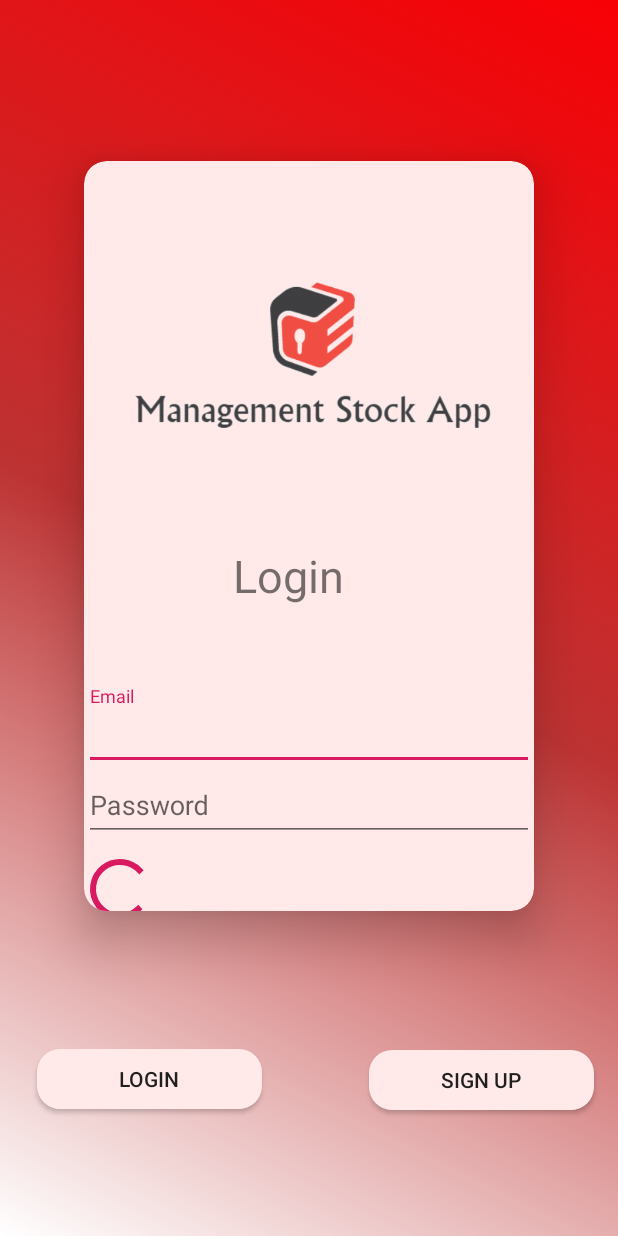
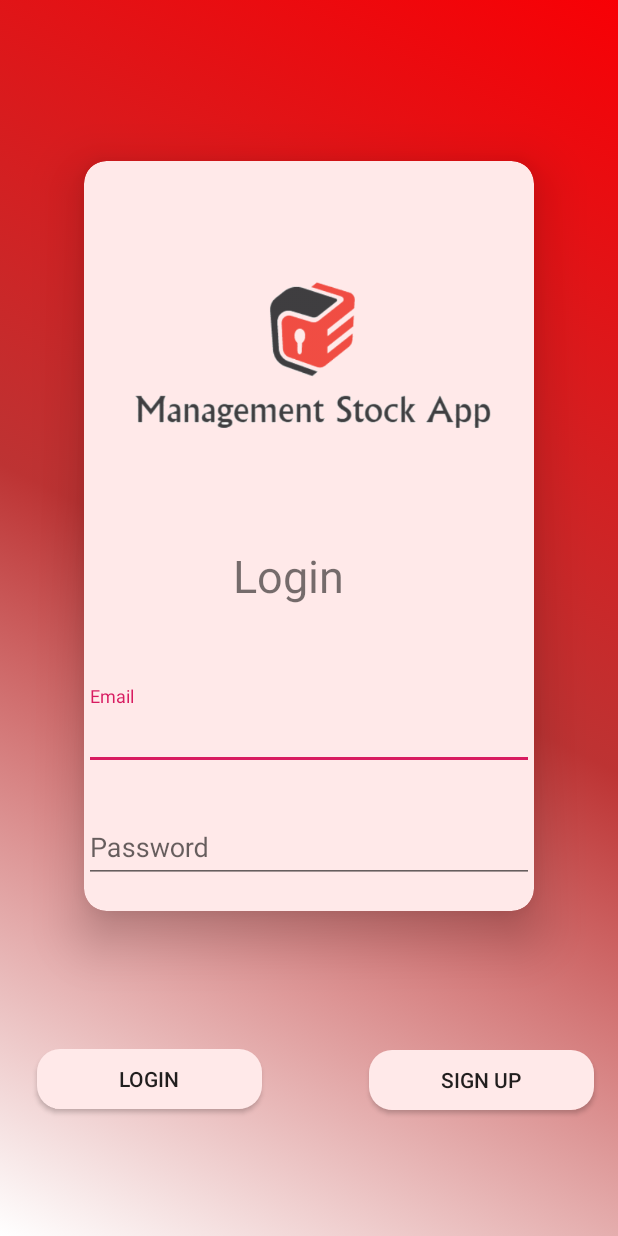
Before and after one commit to Sekte-StackOverflow/Management-Stock, an Android app: the layout fragment_login.xml on its own in the app's theme, with its tools: preview values and no code run, on a phone screen of 412 x 824 dp. Run offline under Robolectric (Android 15) with nearby library versions, the phone set to English and light mode, and no system bars.

Commit message:
login layout

```diff
--- a/app/src/main/java/com/example/management_stock_app/Actitvity/LoginActivity.java
+++ b/app/src/main/java/com/example/management_stock_app/Actitvity/LoginActivity.java
@@ -13,6 +13,7 @@ import com.example.management_stock_app.R;
 public class LoginActivity extends AppCompatActivity implements
         RegisterFragment.OnFragmentInteractionListener,
         LoginFragment.OnFragmentInteractionListener {
+
 
     @Override
     protected void onCreate(Bundle savedInstanceState) {
--- a/app/src/main/res/layout/fragment_login.xml
+++ b/app/src/main/res/layout/fragment_login.xml
@@ -96,16 +96,6 @@
                     tools:layout_editor_absoluteX="35dp"
                     tools:layout_editor_absoluteY="405dp" />
 
-                <ProgressBar
-                    android:id="@+id/progressBar3"
-                    style="?android:attr/progressBarStyle"
-                    android:layout_width="wrap_content"
-                    android:layout_height="wrap_content"
-                    android:layout_marginTop="8dp"
-                    app:layout_constraintEnd_toEndOf="parent"
-                    app:layout_constraintStart_toStartOf="parent"
-                    app:layout_constraintTop_toBottomOf="@+id/input_password" />
-
             </com.google.android.material.textfield.TextInputLayout>
 
         </androidx.constraintlayout.widget.ConstraintLayout>
```
Also changed, not shown: app/src/main/java/com/example/management_stock_app/Fragments/LoginFragment.java (+7 -1 lines).
